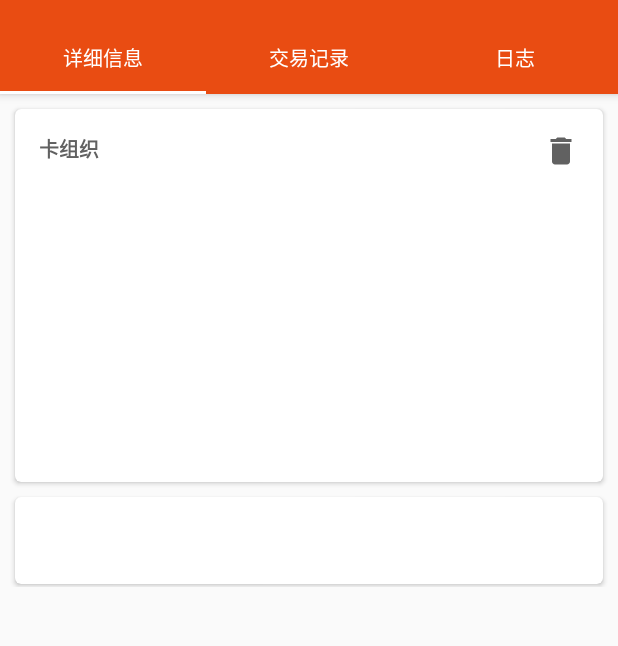
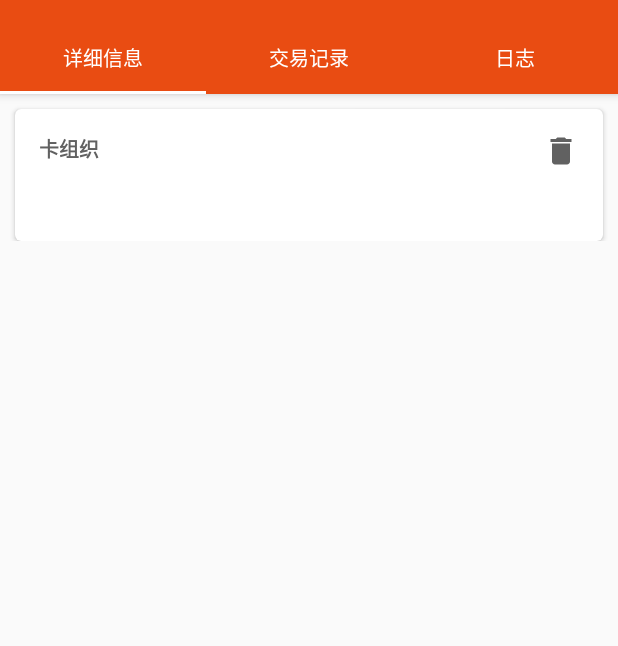
Before and after one commit to nfcim/nfsee-legacy, an Android app: the CardDetailFragment screen opened directly, with no data from a screen before it, on a phone screen of 412 x 824 dp, the part 62-708 px from its top. Run offline under Robolectric (Android 15) with nearby library versions, the phone set to English and light mode, and no system bars; 5 statements that could not run were skipped.

Commit message:
FIX layout issue

```diff
--- a/app/src/main/java/im/nfc/nfsee/activities/CardInfoActivity.kt
+++ b/app/src/main/java/im/nfc/nfsee/activities/CardInfoActivity.kt
@@ -41,8 +41,9 @@ class CardInfoActivity : AppCompatActivity(), TabLayout.OnTabSelectedListener {
     private fun initFragments() {
         val detailFragment = CardDetailFragment()
         val card = intent.extras!!["data"] as CardData
-        detailFragment.arguments = bundleOf("title" to card.title)
+        detailFragment.arguments = bundleOf("title" to card.title, "table" to card.table)
         fragments.add(detailFragment)
+
         fragments.add(CardTransactionFragment())
         fragments.add(CardLogFragment())
     }
--- a/app/src/main/java/im/nfc/nfsee/fragments/CardDetailFragment.kt
+++ b/app/src/main/java/im/nfc/nfsee/fragments/CardDetailFragment.kt
@@ -11,7 +11,12 @@ import kotlinx.android.synthetic.main.fragment_card_detail.view.*
 class CardDetailFragment : Fragment() {
     override fun onCreateView(inflater: LayoutInflater, container: ViewGroup?, savedInstanceState: Bundle?): View? {
         val detailView = inflater.inflate(R.layout.fragment_card_detail, container, false)
+
         detailView.card_detail_title.text = arguments!!["title"] as String
+
+        val table = arguments!!["table"] as List<Pair<String, String>>
+        detailView.card_data_table.text = table.joinToString("\n") { p -> "${p.first}: ${p.second}" }
+
         return detailView
     }
 }
--- a/app/src/main/java/im/nfc/nfsee/models/L4.kt
+++ b/app/src/main/java/im/nfc/nfsee/models/L4.kt
@@ -19,7 +19,7 @@ class L4Module {
                         if string.sub(number, 1, 4) ~= '1000' then return nil end
                         sc.transceive('00A40000021001')
                         balance_resp = sc.transceive('805C000204')
-                        balance = sc.hextoint(string.sub(balance_resp, 1, 8))
+                        balance = tostring(sc.hextoint(string.sub(balance_resp, 1, 8)) / 100)..'元'
                         return {
                           table = { ['卡号'] = number, ['余额'] = balance },
                           records = {}
--- a/app/src/main/java/im/nfc/nfsee/nfc/NfcManager.kt
+++ b/app/src/main/java/im/nfc/nfsee/nfc/NfcManager.kt
@@ -45,14 +45,13 @@ class NfcManager(private val act: Activity) : AnkoLogger {
             Script().querySorted("priority", Sort.ASCENDING).forEach { s ->
                 card.connect()
                 val ret = LuaExecutor.execute(s.content)
-//                val data = CardData(s.title, listOf(Pair("asn", ret.get("asn").checkjstring())))
+                if (ret.isnil()) return@forEach
                 val table = ret["table"].checktable()
-                table.keys().forEach { key ->
-                    print(key.checkjstring())
-                    print(": ")
-                    println(table[key].checkjstring())
-                }
+                val data = CardData(s.title, table.keys().map { key ->
+                    Pair(key.checkjstring(), table[key].checkjstring())
+                })
                 card.close()
+                return data
             }
         }
         return null
--- a/app/src/main/res/layout/fragment_card_detail.xml
+++ b/app/src/main/res/layout/fragment_card_detail.xml
@@ -53,57 +53,63 @@
                         android:src="@drawable/ic_delete_24dp"
                         android:tint="@color/material_black_color" />
 
-                    <com.google.android.material.textfield.TextInputLayout
-                        android:id="@+id/card_custom_name"
+                    <!--<com.google.android.material.textfield.TextInputLayout-->
+                        <!--android:id="@+id/card_custom_name"-->
+                        <!--android:layout_width="fill_parent"-->
+                        <!--android:layout_height="wrap_content"-->
+                        <!--android:layout_below="@id/card_detail_title"-->
+                        <!--android:layout_marginBottom="5.0dip"-->
+                        <!--android:textColor="@color/material_black_color"-->
+                        <!--android:textSize="12.0sp"-->
+                        <!--android:visibility="gone">-->
+
+                        <!--<androidx.appcompat.widget.AppCompatEditText-->
+                            <!--android:id="@+id/card_custom_name_input"-->
+                            <!--android:layout_width="fill_parent"-->
+                            <!--android:layout_height="wrap_content"-->
+                            <!--android:layout_marginTop="2.0dip"-->
+                            <!--android:background="@android:color/transparent"-->
+                            <!--android:gravity="center"-->
+                            <!--android:hint="@string/card_name_title"-->
+                            <!--android:imeOptions="actionDone"-->
+                            <!--android:inputType="textCapCharacters"-->
+                            <!--android:maxLines="1" />-->
+                    <!--</com.google.android.material.textfield.TextInputLayout>-->
+
+                    <!--<ImageView-->
+                        <!--android:id="@+id/extended_card_more"-->
+                        <!--android:layout_width="wrap_content"-->
+                        <!--android:layout_height="wrap_content"-->
+                        <!--android:layout_alignParentRight="true"-->
+                        <!--android:layout_alignParentTop="true"-->
+                        <!--android:background="?android:selectableItemBackground"-->
+                        <!--android:padding="5.0dip"-->
+                        <!--android:src="@drawable/ic_more_vert_24dp"-->
+                        <!--android:visibility="gone" />-->
+
+                    <!--&lt;!&ndash; to be implemented &ndash;&gt;-->
+                    <!--<RelativeLayout-->
+                        <!--android:id="@+id/card_view"-->
+                        <!--android:layout_width="280.0dip"-->
+                        <!--android:layout_height="180.0dip"-->
+                        <!--android:layout_below="@id/card_custom_name"-->
+                        <!--android:layout_centerInParent="true" />-->
+
+                    <TextView
+                        android:id="@+id/card_data_table"
                         android:layout_width="fill_parent"
                         android:layout_height="wrap_content"
-                        android:layout_below="@id/card_detail_title"
-                        android:layout_marginBottom="5.0dip"
-                        android:textColor="@color/material_black_color"
-                        android:textSize="12.0sp"
-                        android:visibility="gone">
-
-                        <androidx.appcompat.widget.AppCompatEditText
-                            android:id="@+id/card_custom_name_input"
-                            android:layout_width="fill_parent"
-                            android:layout_height="wrap_content"
-                            android:layout_marginTop="2.0dip"
-                            android:background="@android:color/transparent"
-                            android:gravity="center"
-                            android:hint="@string/card_name_title"
-                            android:imeOptions="actionDone"
-                            android:inputType="textCapCharacters"
-                            android:maxLines="1" />
-                    </com.google.android.material.textfield.TextInputLayout>
-
-                    <ImageView
-                        android:id="@+id/extended_card_more"
-                        android:layout_width="wrap_content"
-                        android:layout_height="wrap_content"
-                        android:layout_alignParentRight="true"
-                        android:layout_alignParentTop="true"
-                        android:background="?android:selectableItemBackground"
-                        android:padding="5.0dip"
-                        android:src="@drawable/ic_more_vert_24dp"
-                        android:visibility="gone" />
-
-                    <!-- to be implemented -->
-                    <RelativeLayout
-                        android:id="@+id/card_view"
-                        android:layout_width="280.0dip"
-                        android:layout_height="180.0dip"
-                        android:layout_below="@id/card_custom_name"
-                        android:layout_centerInParent="true" />
+                        android:layout_below="@id/card_detail_title"/>
                 </RelativeLayout>
             </androidx.cardview.widget.CardView>
 
-            <include layout="@layout/card_detail_item" />
+            <!--<include layout="@layout/card_detail_item" />-->
 
-            <androidx.recyclerview.widget.RecyclerView xmlns:android="http://schemas.android.com/apk/res/android"
-                android:id="@+id/recycler_view"
-                android:layout_width="fill_parent"
-                android:layout_height="wrap_content"
-                android:visibility="gone" />
+            <!--<androidx.recyclerview.widget.RecyclerView xmlns:android="http://schemas.android.com/apk/res/android"-->
+                <!--android:id="@+id/recycler_view"-->
+                <!--android:layout_width="fill_parent"-->
+                <!--android:layout_height="wrap_content"-->
+                <!--android:visibility="gone" />-->
         </LinearLayout>
     </androidx.core.widget.NestedScrollView>
 
```
